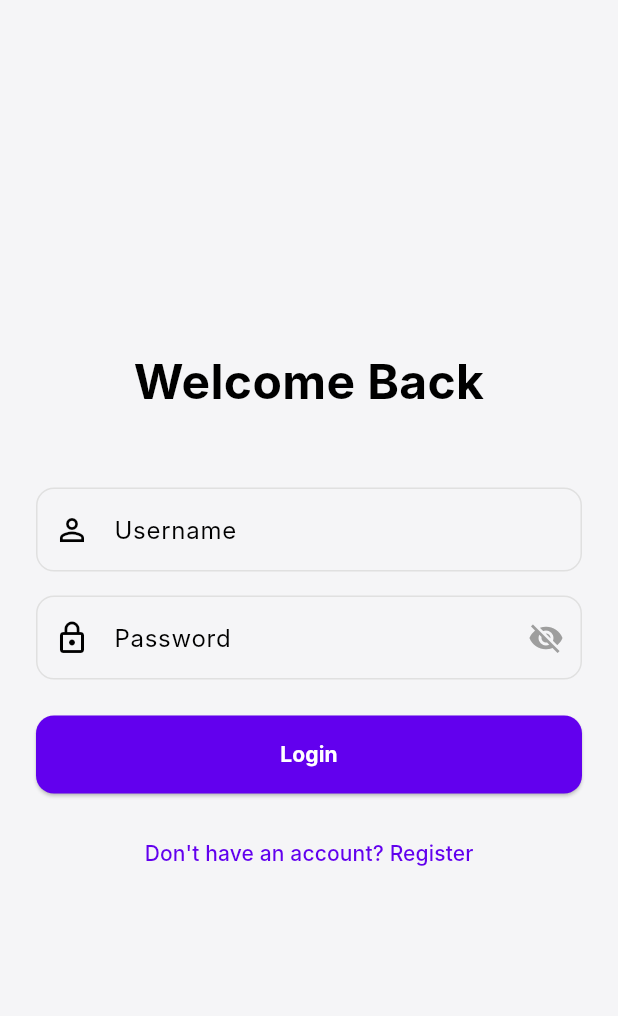
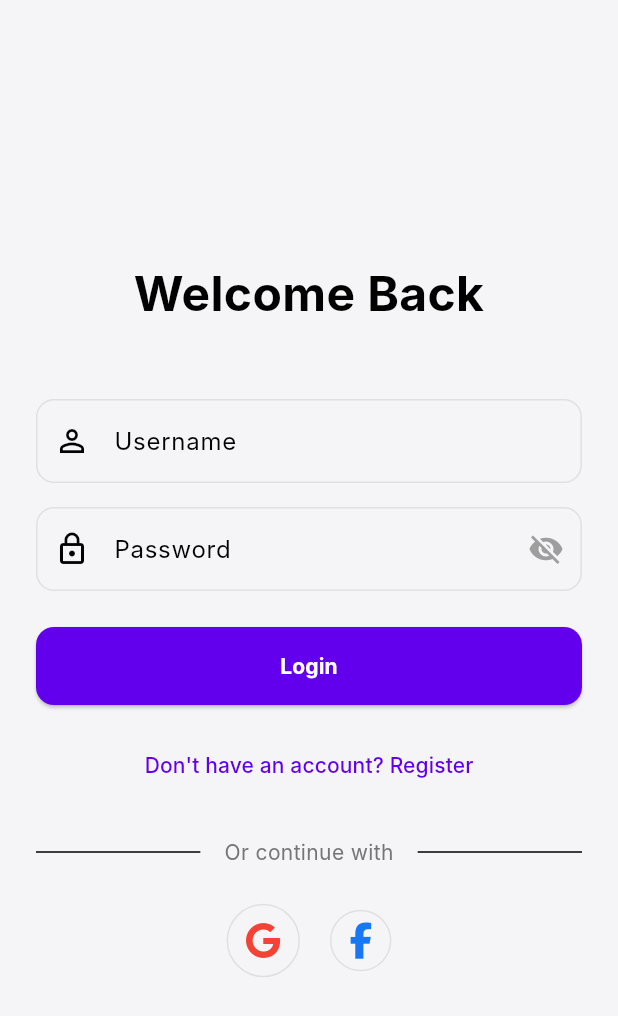
Before and after one commit to dhira-io/dhira-flutter-template-mvvm-bloc, a Flutter app: the screen it shows after launch, on a phone screen of 412 x 824 dp. Shown: the top 1016 px of the screen. Run offline on Flutter 3.47's test engine with Material 3 defaults, Android fonts, the phone set to English and light mode, and no system bars; our stand-ins replace connectivity_plus, dartz, dio, equatable, flutter_bloc, flutter_secure_storage and 7 more; accounts and stored records are empty; Roboto replaces fonts that are missing (Inter); project files that could hold a hidden picture were left out.

Commit message:
feat:- auth social login option added.

```diff
--- a/lib/features/auth/presentation/screens/login_screen.dart
+++ b/lib/features/auth/presentation/screens/login_screen.dart
@@ -10,6 +10,7 @@ import '../bloc/auth_event.dart';
 import '../bloc/auth_state.dart';
 
 import 'package:todo_app/l10n/app_localizations.dart';
+import '../widgets/social_auth_buttons.dart';
 
 class LoginScreen extends StatefulWidget {
   const LoginScreen({super.key});
@@ -132,6 +133,8 @@ class _LoginScreenState extends State<LoginScreen> {
                           context.push(RouteConstants.registerPath),
                       child: Text(l10n.dontHaveAccountRegister),
                     ),
+                    const SizedBox(height: 24),
+                    const SocialAuthButtons(),
                   ],
                 ),
               ),
--- a/lib/features/auth/presentation/screens/register_screen.dart
+++ b/lib/features/auth/presentation/screens/register_screen.dart
@@ -10,6 +10,7 @@ import '../bloc/auth_event.dart';
 import '../bloc/auth_state.dart';
 
 import 'package:todo_app/l10n/app_localizations.dart';
+import '../widgets/social_auth_buttons.dart';
 
 class RegisterScreen extends StatefulWidget {
   const RegisterScreen({super.key});
@@ -180,6 +181,8 @@ class _RegisterScreenState extends State<RegisterScreen> {
                       isLoading: isLoading,
                       onPressed: _onRegister,
                     ),
+                    const SizedBox(height: 24),
+                    const SocialAuthButtons(),
                   ],
                 ),
               ),
--- /dev/null
+++ b/lib/features/auth/presentation/widgets/social_auth_buttons.dart
@@ -0,0 +1,88 @@
+import 'dart:io';
+import 'package:flutter/material.dart';
+import 'package:font_awesome_flutter/font_awesome_flutter.dart';
+
+class SocialAuthButtons extends StatelessWidget {
+  const SocialAuthButtons({super.key});
+
+  @override
+  Widget build(BuildContext context) {
+    return Column(
+      children: [
+        Row(
+          mainAxisAlignment: MainAxisAlignment.center,
+          children: [
+            const Expanded(child: Divider()),
+            Padding(
+              padding: const EdgeInsets.symmetric(horizontal: 16),
+              child: Text(
+                'Or continue with',
+                style: TextStyle(color: Colors.grey[600]),
+              ),
+            ),
+            const Expanded(child: Divider()),
+          ],
+        ),
+        const SizedBox(height: 24),
+        Row(
+          mainAxisAlignment: MainAxisAlignment.center,
+          children: [
+            _SocialButton(
+              icon: FontAwesomeIcons.google,
+              color: Colors.red,
+              onPressed: () {
+                // TODO: Implement Google Login
+              },
+            ),
+            const SizedBox(width: 20),
+            _SocialButton(
+              icon: FontAwesomeIcons.facebookF,
+              color: const Color(0xFF1877F2),
+              onPressed: () {
+                // TODO: Implement Facebook Login
+              },
+            ),
+            if (Platform.isIOS) ...[
+              const SizedBox(width: 20),
+              _SocialButton(
+                icon: FontAwesomeIcons.apple,
+                color: Colors.black,
+                onPressed: () {
+                  // TODO: Implement Apple Login
+                },
+              ),
+            ],
+          ],
+        ),
+      ],
+    );
+  }
+}
+
+class _SocialButton extends StatelessWidget {
+  final IconData icon;
+  final Color color;
+  final VoidCallback onPressed;
+
+  const _SocialButton({
+    required this.icon,
+    required this.color,
+    required this.onPressed,
+  });
+
+  @override
+  Widget build(BuildContext context) {
+    return InkWell(
+      onTap: onPressed,
+      borderRadius: BorderRadius.circular(50),
+      child: Container(
+        padding: const EdgeInsets.all(12),
+        decoration: BoxDecoration(
+          shape: BoxShape.circle,
+          border: Border.all(color: Colors.grey[300]!),
+        ),
+        child: FaIcon(icon, color: color, size: 24),
+      ),
+    );
+  }
+}
--- a/pubspec.yaml
+++ b/pubspec.yaml
@@ -63,6 +63,7 @@ dependencies:
   freezed_annotation: ^2.4.1
   json_annotation: ^4.8.1
   package_info_plus: ^9.0.0
+  font_awesome_flutter: ^10.7.0
 
 dev_dependencies:
   flutter_test:
```
